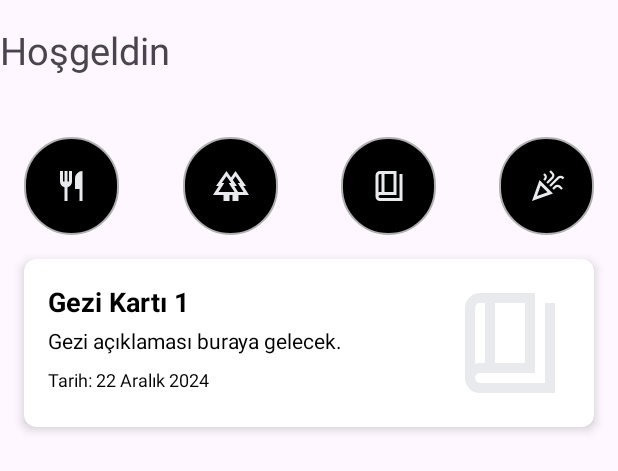
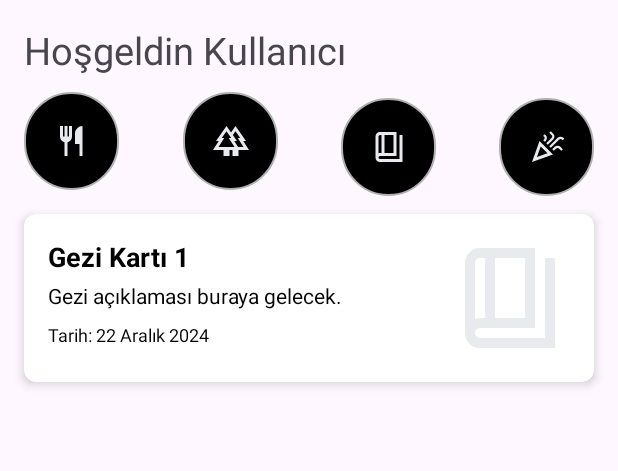
Before and after one commit to nrlhhlcn/TripDiary, an Android app: the layout fragment_home.xml on its own in the app's theme, with its tools: preview values and no code run, on a phone screen of 412 x 824 dp. Shown: the top 471 px of the screen. Run offline under Robolectric (Android 15) with nearby library versions, the phone set to English and light mode, and no system bars.

Commit message:
homeScreen düzenlendi

```diff
--- a/app/build.gradle.kts
+++ b/app/build.gradle.kts
@@ -44,7 +44,8 @@ dependencies {
     implementation(libs.androidx.core.ktx)
     implementation(libs.androidx.appcompat)
     implementation(libs.material)
-    implementation(libs.androidx.activity)
+    implementation(libs.glide)
+    implementation("com.github.bumptech.glide:glide:4.16.0")
     implementation(libs.androidx.constraintlayout)
     implementation(libs.androidx.room.common)
     implementation(libs.androidx.room.ktx)
--- a/app/src/main/AndroidManifest.xml
+++ b/app/src/main/AndroidManifest.xml
@@ -1,8 +1,8 @@
 <?xml version="1.0" encoding="utf-8"?>
 <manifest xmlns:android="http://schemas.android.com/apk/res/android"
     xmlns:tools="http://schemas.android.com/tools">
-
     <uses-permission android:name="android.permission.READ_EXTERNAL_STORAGE" />
+    <uses-permission android:name="android.permission.WRITE_EXTERNAL_STORAGE" />
 
     <application
 
--- a/app/src/main/res/layout/fragment_home.xml
+++ b/app/src/main/res/layout/fragment_home.xml
@@ -12,11 +12,12 @@
 
 
     <TextView
-        android:id="@+id/textView4"
+        android:id="@+id/welcomeText"
         android:layout_width="230dp"
         android:layout_height="45dp"
+        android:layout_marginStart="16dp"
         android:layout_marginTop="16dp"
-        android:text="Hoşgeldin "
+        android:text="Hoşgeldin Kullanıcı"
         android:textSize="25sp"
         app:layout_constraintEnd_toEndOf="parent"
         app:layout_constraintHorizontal_bias="0.0"
@@ -41,9 +42,10 @@
         android:layout_width="63dp"
         android:layout_height="65dp"
         android:layout_marginStart="148dp"
+        android:layout_marginTop="4dp"
         android:background="@drawable/rounded_input"
+        android:contentDescription="Kitap ikonu"
         android:src="@drawable/book"
-        android:contentDescription="Kitap ikonu"
         app:layout_constraintStart_toEndOf="@+id/imageButton"
         app:layout_constraintTop_toTopOf="@+id/imageButton"
         tools:ignore="MissingConstraints" />
@@ -53,12 +55,11 @@
         android:layout_width="63dp"
         android:layout_height="65dp"
         android:layout_marginStart="16dp"
-        android:layout_marginTop="30dp"
         android:background="@drawable/rounded_input"
+        android:contentDescription="A harfi ikonu"
         android:src="@drawable/a"
-        android:contentDescription="A harfi ikonu"
         app:layout_constraintStart_toStartOf="parent"
-        app:layout_constraintTop_toBottomOf="@+id/textView4"
+        app:layout_constraintTop_toBottomOf="@+id/welcomeText"
         tools:ignore="MissingConstraints" />
 
     <ImageButton
@@ -108,9 +109,9 @@
                     android:layout_width="wrap_content"
                     android:layout_height="wrap_content"
                     android:text="Gezi Kartı 1"
+                    android:textColor="@color/black"
                     android:textSize="18sp"
-                    android:textStyle="bold"
-                    android:textColor="@color/black" />
+                    android:textStyle="bold" />
 
                 <!-- Açıklama -->
                 <TextView
@@ -119,8 +120,8 @@
                     android:layout_height="wrap_content"
                     android:layout_marginTop="4dp"
                     android:text="Gezi açıklaması buraya gelecek."
-                    android:textSize="14sp"
-                    android:textColor="@color/black" />
+                    android:textColor="@color/black"
+                    android:textSize="14sp" />
 
                 <!-- Tarih -->
                 <TextView
@@ -129,8 +130,8 @@
                     android:layout_height="wrap_content"
                     android:layout_marginTop="8dp"
                     android:text="Tarih: 22 Aralık 2024"
-                    android:textSize="12sp"
-                    android:textColor="@color/black" />
+                    android:textColor="@color/black"
+                    android:textSize="12sp" />
             </LinearLayout>
 
             <!-- Sağdaki Fotoğraf -->
--- a/gradle/libs.versions.toml
+++ b/gradle/libs.versions.toml
@@ -1,5 +1,6 @@
 [versions]
 agp = "8.7.2"
+glide = "4.16.0"
 kotlin = "1.9.24"
 coreKtx = "1.15.0"
 junit = "4.13.2"
@@ -14,6 +15,7 @@ roomKtx = "2.6.1"
 
 [libraries]
 androidx-core-ktx = { group = "androidx.core", name = "core-ktx", version.ref = "coreKtx" }
+glide = { module = "com.github.bumptech.glide:glide", version.ref = "glide" }
 junit = { group = "junit", name = "junit", version.ref = "junit" }
 androidx-junit = { group = "androidx.test.ext", name = "junit", version.ref = "junitVersion" }
 androidx-espresso-core = { group = "androidx.test.espresso", name = "espresso-core", version.ref = "espressoCore" }
```
Also changed, not shown: app/src/main/java/com/mutu/tripdiary/HomeFragment.kt (+37 -23 lines), app/src/main/java/com/mutu/tripdiary/SettingsFragment.kt (+30 -13 lines), 294 other files.
